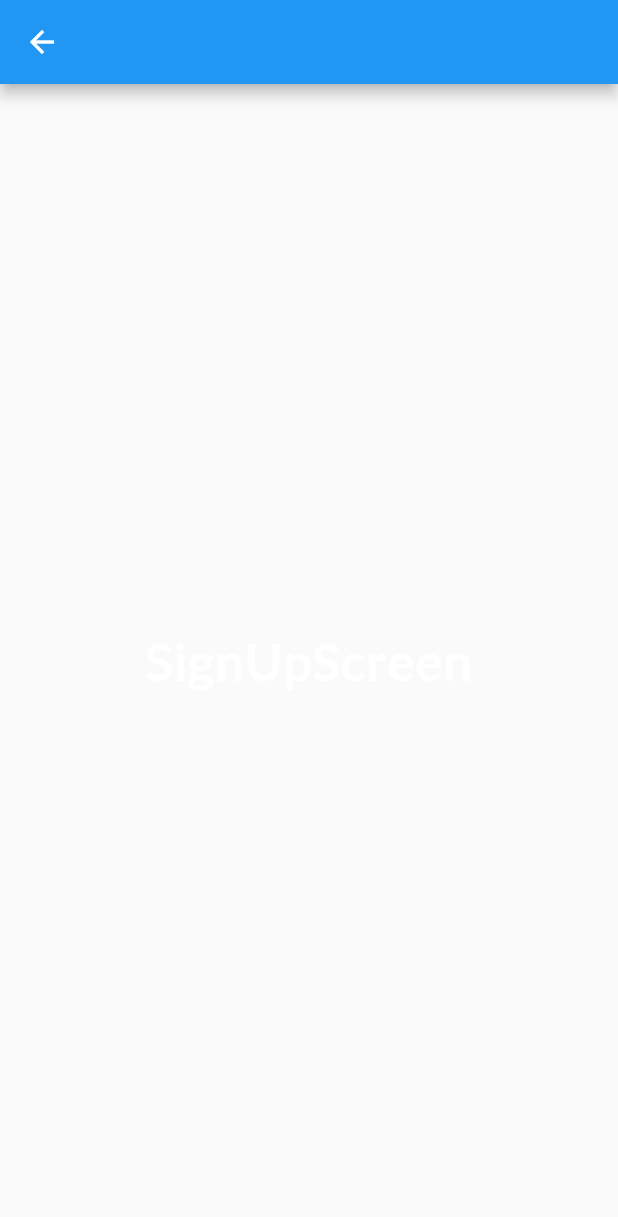
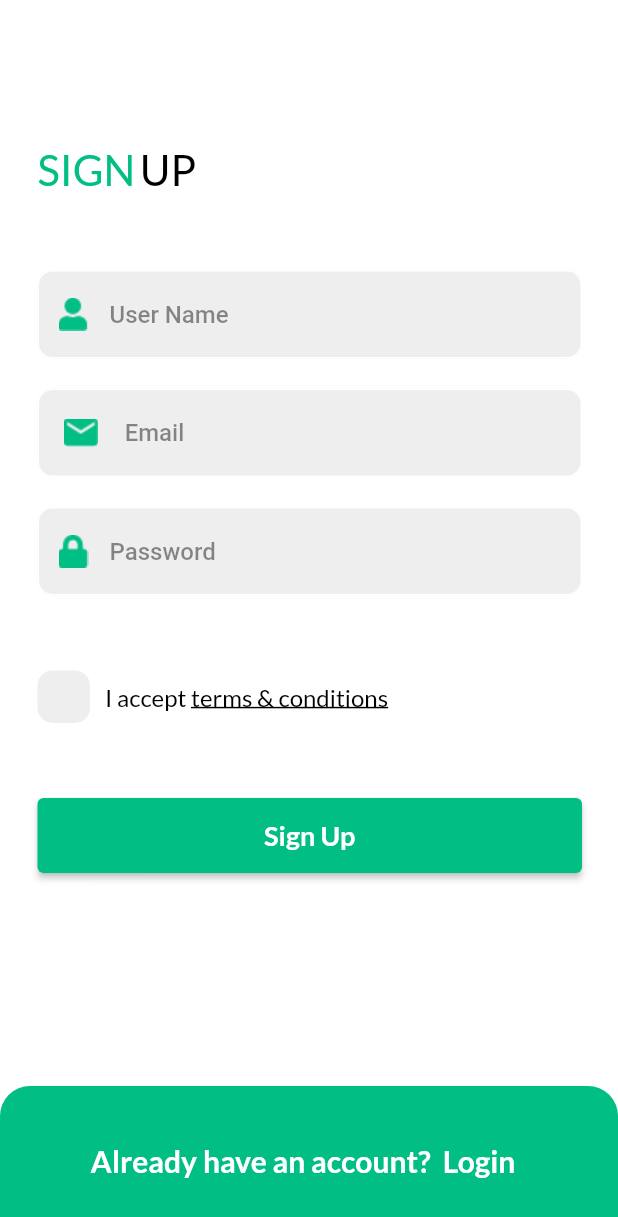
Before and after one commit to ziad500/complete-shop-app, a Flutter app: the SignUpScreen screen opened by its route, on a phone screen of 412 x 824 dp. Shown: the top 1217 px of the screen. Run offline on Flutter 3.47's test engine with Material 2 defaults, Android fonts, the phone set to English and light mode, and no system bars; our stand-ins replace firebase_auth, get, google_fonts; accounts and stored records are empty.

Commit message:
#signup ui

```diff
--- a/lib/routes/routes.dart
+++ b/lib/routes/routes.dart
@@ -14,7 +14,7 @@ class AppRoutes {
   static final routes = [
     GetPage(name: welcomeScreen, page: () => WelcomeScreen()),
     GetPage(name: loginScreen, page: () => const LoginScreen()),
-    GetPage(name: signupScreen, page: () => const SignUpScreen()),
+    GetPage(name: signupScreen, page: () => SignUpScreen()),
   ];
 }
 
--- a/lib/utils/app_assets.dart
+++ b/lib/utils/app_assets.dart
@@ -1,5 +1,11 @@
+import 'package:firebase_auth/firebase_auth.dart';
+
 const initialRoute = "images";
 
 class AppAssets {
   static const welcomeBackGround = "$initialRoute/background.png";
+  static const userIcon = "$initialRoute/user.png";
+  static const emailIcon = "$initialRoute/email.png";
+  static const passwordIcon = "$initialRoute/lock.png";
+  static const checkIcon = "$initialRoute/check.png";
 }
--- a/lib/utils/app_strings.dart
+++ b/lib/utils/app_strings.dart
@@ -6,5 +6,11 @@ class AppStrings {
   static const String welcome = "Welcome";
   static const String getStart = "Get Start";
   static const String dontHaveAccount = "Don't have an account?";
+  static const String alreadyHaveAccount = "Already have an account?";
+  static const String login = "Login";
+
   static const String signUp = "Sign Up";
+  static const String userName = "User Name";
+  static const String email = "Email";
+  static const String password = "Password";
 }
--- a/lib/utils/theme.dart
+++ b/lib/utils/theme.dart
@@ -16,10 +16,10 @@ const Color languageSettings = Color(0xffCB256C);
 
 class ThemesApp {
   static final light = ThemeData(
-    primaryColor: mainColor,
-    backgroundColor: Colors.white,
-    brightness: Brightness.light,
-  );
+      primaryColor: mainColor,
+      backgroundColor: Colors.white,
+      brightness: Brightness.light,
+      scaffoldBackgroundColor: Colors.white);
 
   static final dark = ThemeData(
     primaryColor: darkGreyClr,
--- a/lib/view/screens/auth/signup_screen.dart
+++ b/lib/view/screens/auth/signup_screen.dart
@@ -1,17 +1,116 @@
+import 'package:complete_shop_app/routes/routes.dart';
+import 'package:complete_shop_app/utils/app_assets.dart';
+import 'package:complete_shop_app/utils/app_strings.dart';
+import 'package:complete_shop_app/utils/theme.dart';
+import 'package:complete_shop_app/view/screens/auth/login_screen.dart';
+import 'package:complete_shop_app/view/widgets/auth/auth_button.dart';
 import 'package:complete_shop_app/view/widgets/text_utils.dart';
 import 'package:flutter/material.dart';
-import 'package:flutter/src/widgets/container.dart';
-import 'package:flutter/src/widgets/framework.dart';
+import 'package:get/get.dart';
+
+import '../../widgets/auth/auth_text_form_field.dart';
+import '../../widgets/auth/check_widget.dart';
+import '../../widgets/under_container.dart';
 
 class SignUpScreen extends StatelessWidget {
-  const SignUpScreen({super.key});
+  SignUpScreen({super.key});
+  final TextEditingController _nameController = TextEditingController();
+  final TextEditingController _emailController = TextEditingController();
+  final TextEditingController _passwordController = TextEditingController();
+  final GlobalKey _formKey = GlobalKey();
 
   @override
   Widget build(BuildContext context) {
     return Scaffold(
-      appBar: AppBar(),
-      body: Center(
-        child: TextUtils(text: "SignUpScreen"),
+      appBar: AppBar(
+        backgroundColor: Colors.white,
+        elevation: 0.0,
+      ),
+      body: Column(
+        mainAxisAlignment: MainAxisAlignment.spaceBetween,
+        children: [
+          SingleChildScrollView(
+            child: SizedBox(
+              width: double.infinity,
+              height: MediaQuery.of(context).size.height / 1.3,
+              child: Padding(
+                padding: const EdgeInsets.only(left: 25, right: 24, top: 40),
+                child: Form(
+                  key: _formKey,
+                  child: Column(
+                    children: [
+                      Row(
+                        children: const [
+                          TextUtils(
+                            text: "SIGN",
+                            textSize: 28,
+                            fontWeight: FontWeight.w500,
+                            color: mainColor,
+                          ),
+                          SizedBox(
+                            width: 3,
+                          ),
+                          TextUtils(
+                            text: "UP",
+                            textSize: 28,
+                            fontWeight: FontWeight.w500,
+                            color: Colors.black,
+                          )
+                        ],
+                      ),
+                      const SizedBox(
+                        height: 50,
+                      ),
+                      AuthTextFormField(
+                        controller: _nameController,
+                        validator: () {},
+                        prefixIcon: Image.asset(AppAssets.userIcon),
+                        hintText: AppStrings.userName,
+                      ),
+                      const SizedBox(
+                        height: 20,
+                      ),
+                      AuthTextFormField(
+                        controller: _emailController,
+                        validator: () {},
+                        prefixIcon: Image.asset(AppAssets.emailIcon),
+                        hintText: AppStrings.email,
+                      ),
+                      const SizedBox(
+                        height: 20,
+                      ),
+                      AuthTextFormField(
+                        controller: _passwordController,
+                        validator: () {},
+                        prefixIcon: Image.asset(AppAssets.passwordIcon),
+                        hintText: AppStrings.password,
+                        isPassword: true,
+                      ),
+                      const SizedBox(
+                        height: 50,
+                      ),
+                      const CheckWidget(),
+                      const SizedBox(
+                        height: 50,
+                      ),
+                      AuthButton(
+                        text: AppStrings.signUp,
+                        onPressed: () {},
+                      )
+                    ],
+                  ),
+                ),
+              ),
+            ),
+          ),
+          UnderContainer(
+            text: AppStrings.alreadyHaveAccount,
+            textButton: AppStrings.login,
+            onPressed: () {
+              Get.offNamed(Routes.loginScreen);
+            },
+          )
+        ],
       ),
     );
   }
--- /dev/null
+++ b/lib/view/widgets/auth/auth_button.dart
@@ -0,0 +1,25 @@
+import 'package:complete_shop_app/utils/theme.dart';
+import 'package:complete_shop_app/view/widgets/text_utils.dart';
+import 'package:flutter/material.dart';
+import 'package:flutter/src/widgets/container.dart';
+import 'package:flutter/src/widgets/framework.dart';
+
+class AuthButton extends StatelessWidget {
+  const AuthButton({super.key, required this.text, required this.onPressed});
+  final String text;
+  final Function() onPressed;
+
+  @override
+  Widget build(BuildContext context) {
+    return ElevatedButton(
+      onPressed: onPressed,
+      style: ElevatedButton.styleFrom(
+          backgroundColor: mainColor, minimumSize: const Size(3530, 50)),
+      child: TextUtils(
+        text: text,
+        color: Colors.white,
+        textSize: 18,
+      ),
+    );
+  }
+}
--- /dev/null
+++ b/lib/view/widgets/auth/auth_text_form_field.dart
@@ -0,0 +1,52 @@
+import 'package:flutter/material.dart';
+
+class AuthTextFormField extends StatelessWidget {
+  final TextEditingController controller;
+  final bool isPassword;
+  final TextInputType keyboardType;
+  final Function validator;
+  final Widget prefixIcon;
+  final Widget? suffixIcon;
+  final String? hintText;
+
+  const AuthTextFormField(
+      {super.key,
+      required this.controller,
+      this.isPassword = false,
+      required this.validator,
+      required this.prefixIcon,
+      this.suffixIcon,
+      required this.hintText,
+      this.keyboardType = TextInputType.text});
+
+  @override
+  Widget build(BuildContext context) {
+    return TextFormField(
+      controller: controller,
+      obscureText: isPassword,
+      cursorColor: Colors.black,
+      keyboardType: keyboardType,
+      validator: (value) => validator(value),
+      decoration: InputDecoration(
+          fillColor: Colors.grey.shade200,
+          prefixIcon: prefixIcon,
+          suffixIcon: suffixIcon,
+          hintText: hintText,
+          hintStyle: const TextStyle(
+              color: Colors.black45, fontSize: 16, fontWeight: FontWeight.w500),
+          filled: true,
+          enabledBorder: OutlineInputBorder(
+              borderSide: const BorderSide(color: Colors.white),
+              borderRadius: BorderRadius.circular(10)),
+          focusedBorder: OutlineInputBorder(
+              borderSide: const BorderSide(color: Colors.white),
+              borderRadius: BorderRadius.circular(10)),
+          errorBorder: OutlineInputBorder(
+              borderSide: const BorderSide(color: Colors.red),
+              borderRadius: BorderRadius.circular(10)),
+          focusedErrorBorder: OutlineInputBorder(
+              borderSide: const BorderSide(color: Colors.white),
+              borderRadius: BorderRadius.circular(10))),
+    );
+  }
+}
--- /dev/null
+++ b/lib/view/widgets/auth/check_widget.dart
@@ -0,0 +1,70 @@
+import 'package:complete_shop_app/utils/app_assets.dart';
+import 'package:complete_shop_app/view/widgets/text_utils.dart';
+import 'package:flutter/cupertino.dart';
+import 'package:flutter/material.dart';
+import 'package:flutter/src/widgets/container.dart';
+import 'package:flutter/src/widgets/framework.dart';
+
+class CheckWidget extends StatefulWidget {
+  const CheckWidget({super.key});
+
+  @override
+  State<CheckWidget> createState() => _CheckWidgetState();
+}
+
+class _CheckWidgetState extends State<CheckWidget> {
+  bool suppmit = false;
+
+  @override
+  Widget build(BuildContext context) {
+    return Row(
+      children: [
+        InkWell(
+          onTap: () {
+            setState(() {
+              suppmit = !suppmit;
+            });
+          },
+          child: !suppmit
+              ? Container(
+                  width: 35,
+                  height: 35,
+                  decoration: BoxDecoration(
+                    color: Colors.grey.shade200,
+                    borderRadius: BorderRadius.circular(10),
+                  ),
+                )
+              : Container(
+                  width: 35,
+                  height: 35,
+                  decoration: BoxDecoration(
+                    color: Colors.grey.shade200,
+                    borderRadius: BorderRadius.circular(10),
+                  ),
+                  child: Image.asset(AppAssets.checkIcon),
+                ),
+        ),
+        const SizedBox(
+          width: 10,
+        ),
+        Row(
+          children: const [
+            TextUtils(
+              text: 'I accept ',
+              textSize: 16,
+              fontWeight: FontWeight.normal,
+              color: Colors.black,
+            ),
+            TextUtils(
+              text: 'terms & conditions',
+              textSize: 16,
+              fontWeight: FontWeight.normal,
+              color: Colors.black,
+              textDecoration: TextDecoration.underline,
+            ),
+          ],
+        )
+      ],
+    );
+  }
+}
--- /dev/null
+++ b/lib/view/widgets/under_container.dart
@@ -0,0 +1,40 @@
+import 'package:complete_shop_app/utils/theme.dart';
+import 'package:complete_shop_app/view/widgets/text_utils.dart';
+import 'package:flutter/cupertino.dart';
+import 'package:flutter/material.dart';
+import 'package:flutter/src/widgets/container.dart';
+import 'package:flutter/src/widgets/framework.dart';
+
+class UnderContainer extends StatelessWidget {
+  const UnderContainer(
+      {super.key,
+      required this.text,
+      required this.onPressed,
+      required this.textButton});
+  final String text;
+  final String textButton;
+
+  final Function() onPressed;
+
+  @override
+  Widget build(BuildContext context) {
+    return Container(
+      width: double.infinity,
+      height: 100,
+      decoration: const BoxDecoration(
+          color: mainColor,
+          borderRadius: BorderRadius.only(
+              topLeft: Radius.circular(20), topRight: Radius.circular(20))),
+      child: Row(
+        mainAxisAlignment: MainAxisAlignment.center,
+        children: [
+          TextUtils(text: text, textSize: 20),
+          TextButton(
+            onPressed: onPressed,
+            child: TextUtils(text: textButton, textSize: 20),
+          )
+        ],
+      ),
+    );
+  }
+}
```
